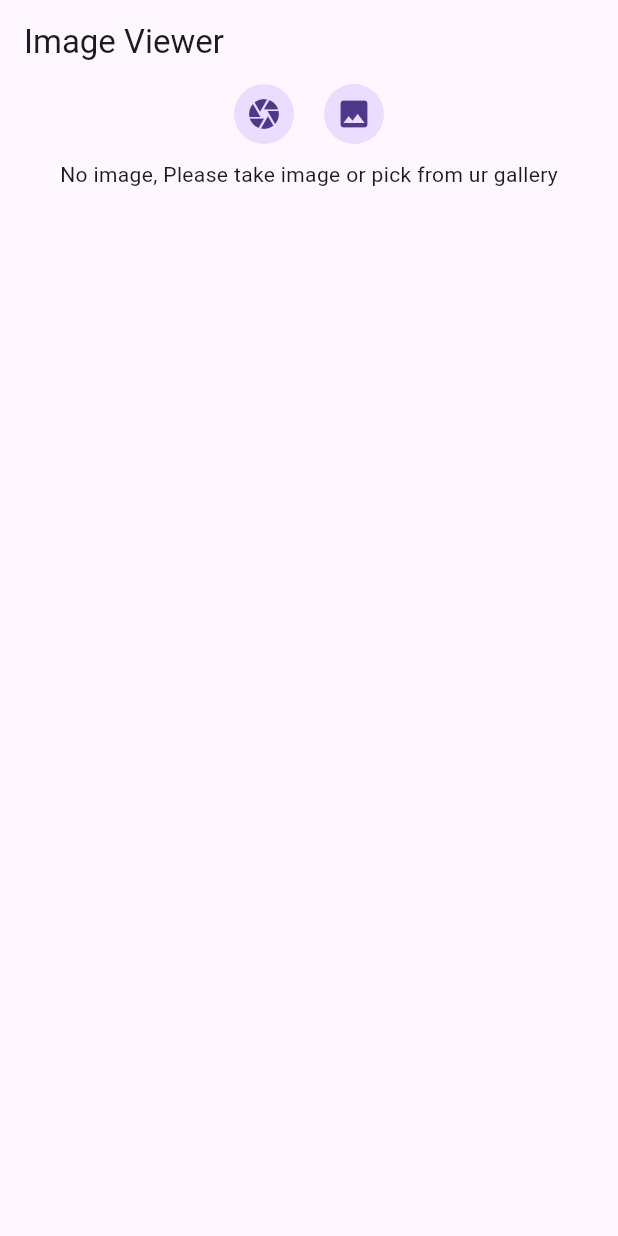
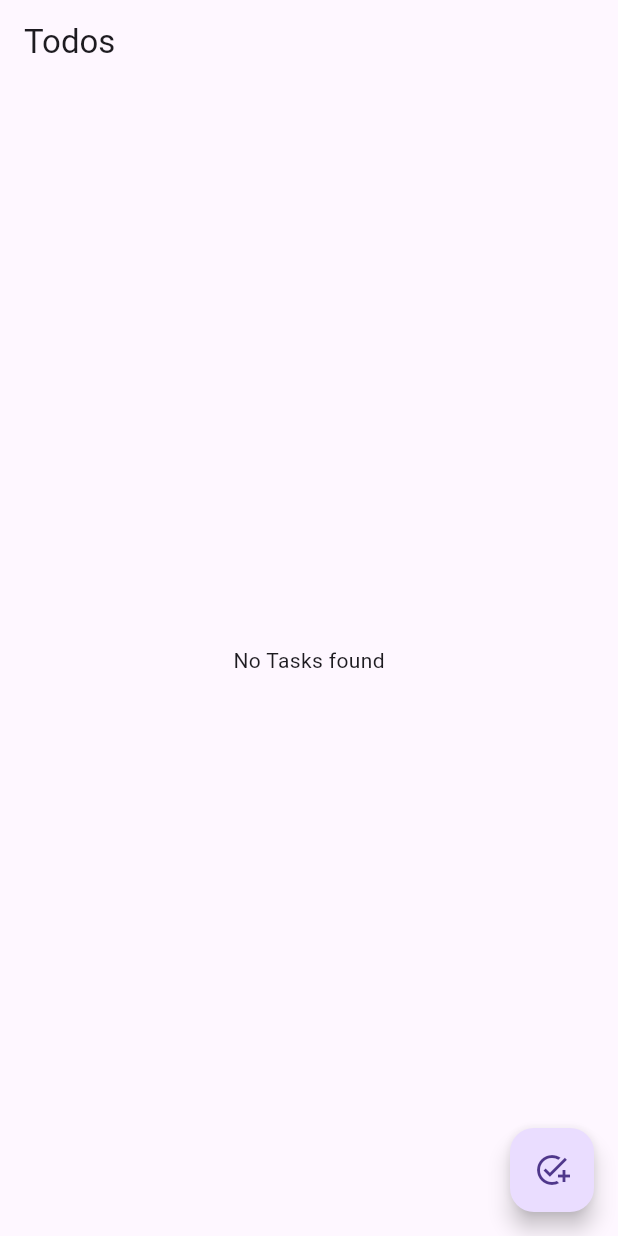
Before and after one commit to iliyasifa/bloc_flutter_tut, a Flutter app: the screen it shows after launch, on a phone screen of 412 x 824 dp. Run offline on Flutter 3.47's test engine with Material 3 defaults, Android fonts, the phone set to English and light mode, and no system bars; our stand-ins replace bloc, equatable, flutter_bloc, image_picker.

Commit message:
feat: todo tasks with delete option

```diff
--- /dev/null
+++ b/lib/bloc/todo/todo_bloc.dart
@@ -0,0 +1,34 @@
+import 'package:bloc/bloc.dart';
+import 'package:bloc_flutter_tut/bloc/todo/todo_event.dart';
+import 'package:bloc_flutter_tut/bloc/todo/todo_state.dart';
+
+class TodoBloc extends Bloc<TodoEvent, TodoState> {
+  final List<String> todoList = [];
+
+  TodoBloc() : super(const TodoState()) {
+    on<AddTodoEvent>(_addTodoEvent);
+    on<RemoveTodoEvent>(_removeTodoEvent);
+  }
+
+  /// [_addTodoEvent] to add task
+  void _addTodoEvent(
+    AddTodoEvent event,
+    Emitter<TodoState> emit,
+  ) {
+    todoList.add(event.task);
+    emit(state.copyWith(
+      todoList: List.from(todoList),
+    ));
+  }
+
+  /// [_removeTodoEvent] to remove task using list index
+  void _removeTodoEvent(
+    RemoveTodoEvent event,
+    Emitter<TodoState> emit,
+  ) {
+    todoList.removeAt(event.index);
+    emit(state.copyWith(
+      todoList: List.from(todoList),
+    ));
+  }
+}
--- /dev/null
+++ b/lib/bloc/todo/todo_event.dart
@@ -0,0 +1,21 @@
+import 'package:equatable/equatable.dart';
+
+abstract class TodoEvent extends Equatable {
+  const TodoEvent();
+}
+
+class AddTodoEvent extends TodoEvent {
+  final String task;
+
+  const AddTodoEvent({required this.task});
+  @override
+  List<Object> get props => [task];
+}
+
+class RemoveTodoEvent extends TodoEvent {
+  final int index;
+
+  const RemoveTodoEvent({required this.index});
+  @override
+  List<Object> get props => [index];
+}
--- /dev/null
+++ b/lib/bloc/todo/todo_state.dart
@@ -0,0 +1,16 @@
+import 'package:equatable/equatable.dart';
+
+class TodoState extends Equatable {
+  final List<String> todoList;
+
+  const TodoState({this.todoList = const []});
+
+  TodoState copyWith({List<String>? todoList}) {
+    return TodoState(
+      todoList: todoList ?? this.todoList,
+    );
+  }
+
+  @override
+  List<Object?> get props => [todoList];
+}
--- a/lib/main.dart
+++ b/lib/main.dart
@@ -1,8 +1,9 @@
 import 'package:bloc_flutter_tut/bloc/counter/counter_bloc.dart';
 import 'package:bloc_flutter_tut/bloc/image_picker/image_picker_bloc.dart';
 import 'package:bloc_flutter_tut/bloc/switch/switch_bloc.dart';
+import 'package:bloc_flutter_tut/bloc/todo/todo_bloc.dart';
 import 'package:bloc_flutter_tut/utils/image_picker_utils.dart';
-import 'package:bloc_flutter_tut/view/image_picker/image_picker_screen.dart';
+import 'package:bloc_flutter_tut/view/todo/todo_screen.dart';
 import 'package:flutter/material.dart';
 import 'package:flutter_bloc/flutter_bloc.dart';
 
@@ -28,7 +29,10 @@ class MyApp extends StatelessWidget {
           create: (context) => ImagePickerBloc(
             ImagePickerUtils(),
           ),
-        )
+        ),
+        BlocProvider(
+          create: (context) => TodoBloc(),
+        ),
       ],
       child: MaterialApp(
         title: 'Flutter Demo',
@@ -37,7 +41,8 @@ class MyApp extends StatelessWidget {
         ),
         // home: const CounterScreen(),
         // home: const SwitchScreen(),
-        home: const ImagePickerScreen(),
+        // home: const ImagePickerScreen(),
+        home: const TodoScreen(),
       ),
     );
   }
--- /dev/null
+++ b/lib/view/todo/todo_screen.dart
@@ -0,0 +1,54 @@
+import 'package:bloc_flutter_tut/bloc/todo/todo_bloc.dart';
+import 'package:bloc_flutter_tut/bloc/todo/todo_event.dart';
+import 'package:bloc_flutter_tut/bloc/todo/todo_state.dart';
+import 'package:flutter/material.dart';
+import 'package:flutter_bloc/flutter_bloc.dart';
+
+class TodoScreen extends StatelessWidget {
+  const TodoScreen({super.key});
+
+  @override
+  Widget build(BuildContext context) {
+    return Scaffold(
+      appBar: AppBar(
+        title: const Text('Todos'),
+      ),
+      floatingActionButton: FloatingActionButton(
+        onPressed: () {
+          /// Generate list of todo tasks
+          for (int i = 1; i <= 10; i++) {
+            context.read<TodoBloc>().add(AddTodoEvent(task: 'Task: $i'));
+          }
+        },
+        child: const Icon(Icons.add_task),
+      ),
+      body: BlocBuilder<TodoBloc, TodoState>(
+        builder: (context, state) {
+          if (state.todoList.isNotEmpty) {
+            return ListView.builder(
+              itemCount: state.todoList.length,
+              itemBuilder: (context, index) {
+                return ListTile(
+                  title: Text(state.todoList[index]),
+                  trailing: IconButton(
+                    onPressed: () {
+                      /// To remove todo task
+                      context
+                          .read<TodoBloc>()
+                          .add(RemoveTodoEvent(index: index));
+                    },
+                    icon: const Icon(Icons.delete),
+                  ),
+                );
+              },
+            );
+          } else {
+            return const Center(
+              child: Text('No Tasks found'),
+            );
+          }
+        },
+      ),
+    );
+  }
+}
```
